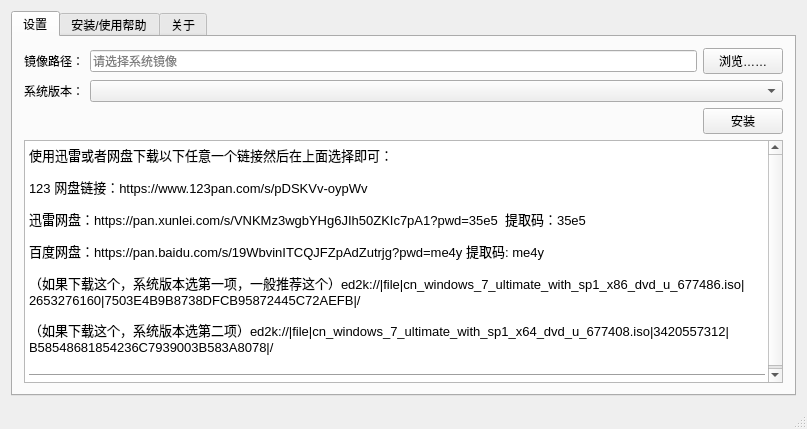
First picture: the form in VM-source/mainwindow.ui, repository gfdgd-xi/deep-wine-runner, before the edit.
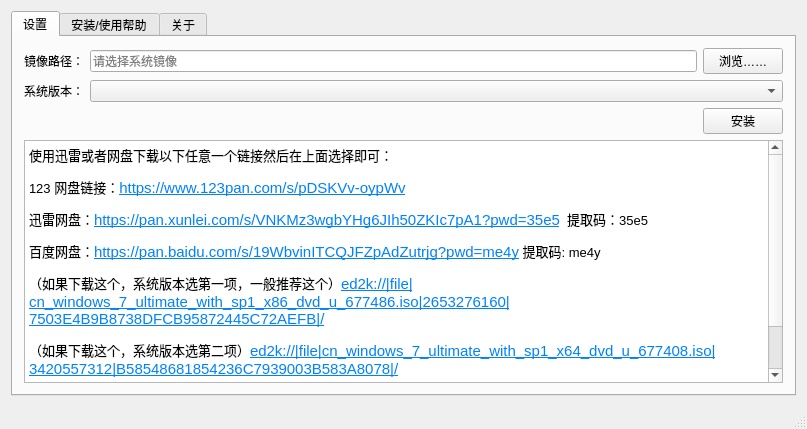
Second picture: the form after the edit. The open tabs and pages were chosen to show the change. Icons and pictures are not drawn.

The edit to the form file:
```diff
--- a/VM-source/mainwindow.ui
+++ b/VM-source/mainwindow.ui
@@ -128,11 +128,12 @@
 p, li { white-space: pre-wrap; }
 &lt;/style&gt;&lt;/head&gt;&lt;body style=&quot; font-family:'Noto Sans CJK SC'; font-size:10.5pt; font-weight:400; font-style:normal;&quot;&gt;
 &lt;p style=&quot; margin-top:12px; margin-bottom:12px; margin-left:0px; margin-right:0px; -qt-block-indent:0; text-indent:0px;&quot;&gt;&lt;span style=&quot; font-size:10pt;&quot;&gt;使用迅雷或者网盘下载以下任意一个链接然后在上面选择即可：&lt;/span&gt;&lt;/p&gt;
-&lt;p style=&quot; margin-top:12px; margin-bottom:12px; margin-left:0px; margin-right:0px; -qt-block-indent:0; text-indent:0px;&quot;&gt;&lt;span style=&quot; font-size:10pt;&quot;&gt;123 网盘链接：https://www.123pan.com/s/pDSKVv-oypWv&lt;/span&gt;&lt;/p&gt;
-&lt;p style=&quot; margin-top:12px; margin-bottom:12px; margin-left:0px; margin-right:0px; -qt-block-indent:0; text-indent:0px;&quot;&gt;&lt;span style=&quot; font-size:10pt;&quot;&gt;迅雷网盘：https://pan.xunlei.com/s/VNKMz3wgbYHg6JIh50ZKIc7pA1?pwd=35e5  提取码：35e5&lt;/span&gt;&lt;/p&gt;
-&lt;p style=&quot; margin-top:12px; margin-bottom:12px; margin-left:0px; margin-right:0px; -qt-block-indent:0; text-indent:0px;&quot;&gt;&lt;span style=&quot; font-size:10pt;&quot;&gt;百度网盘：https://pan.baidu.com/s/19WbvinITCQJFZpAdZutrjg?pwd=me4y 提取码: me4y&lt;/span&gt;&lt;/p&gt;
-&lt;p style=&quot; margin-top:12px; margin-bottom:12px; margin-left:0px; margin-right:0px; -qt-block-indent:0; text-indent:0px;&quot;&gt;&lt;span style=&quot; font-size:10pt;&quot;&gt;（如果下载这个，系统版本选第一项，一般推荐这个）ed2k://|file|cn_windows_7_ultimate_with_sp1_x86_dvd_u_677486.iso|2653276160|7503E4B9B8738DFCB95872445C72AEFB|/&lt;/span&gt;&lt;/p&gt;
-&lt;p style=&quot; margin-top:12px; margin-bottom:12px; margin-left:0px; margin-right:0px; -qt-block-indent:0; text-indent:0px;&quot;&gt;&lt;span style=&quot; font-size:10pt;&quot;&gt;（如果下载这个，系统版本选第二项）ed2k://|file|cn_windows_7_ultimate_with_sp1_x64_dvd_u_677408.iso|3420557312|B58548681854236C7939003B583A8078|/&lt;/span&gt;&lt;/p&gt;
+&lt;p style=&quot; margin-top:12px; margin-bottom:12px; margin-left:0px; margin-right:0px; -qt-block-indent:0; text-indent:0px;&quot;&gt;&lt;span style=&quot; font-size:10pt;&quot;&gt;123 网盘链接：&lt;/span&gt;&lt;a href=&quot;https://www.123pan.com/s/pDSKVv-oypWv&quot;&gt;&lt;span style=&quot; font-size:11pt; text-decoration: underline; color:#0082fa;&quot;&gt;https://www.123pan.com/s/pDSKVv-oypWv&lt;/span&gt;&lt;/a&gt;&lt;/p&gt;
+&lt;p style=&quot; margin-top:12px; margin-bottom:12px; margin-left:0px; margin-right:0px; -qt-block-indent:0; text-indent:0px;&quot;&gt;&lt;span style=&quot; font-size:10pt;&quot;&gt;迅雷网盘：&lt;/span&gt;&lt;a href=&quot;https://pan.xunlei.com/s/VNKMz3wgbYHg6JIh50ZKIc7pA1?pwd=35e5&quot;&gt;&lt;span style=&quot; font-size:11pt; text-decoration: underline; color:#0082fa;&quot;&gt;https://pan.xunlei.com/s/VNKMz3wgbYHg6JIh50ZKIc7pA1?pwd=35e5&lt;/span&gt;&lt;/a&gt;&lt;span style=&quot; font-size:10pt;&quot;&gt;  提取码：35e5&lt;/span&gt;&lt;/p&gt;
+&lt;p style=&quot; margin-top:12px; margin-bottom:12px; margin-left:0px; margin-right:0px; -qt-block-indent:0; text-indent:0px;&quot;&gt;&lt;span style=&quot; font-size:10pt;&quot;&gt;百度网盘：&lt;/span&gt;&lt;a href=&quot;https://pan.baidu.com/s/19WbvinITCQJFZpAdZutrjg?pwd=me4y&quot;&gt;&lt;span style=&quot; font-size:11pt; text-decoration: underline; color:#0082fa;&quot;&gt;https://pan.baidu.com/s/19WbvinITCQJFZpAdZutrjg?pwd=me4y&lt;/span&gt;&lt;/a&gt;&lt;span style=&quot; font-size:10pt;&quot;&gt; 提取码: me4y&lt;/span&gt;&lt;/p&gt;
+&lt;p style=&quot; margin-top:12px; margin-bottom:12px; margin-left:0px; margin-right:0px; -qt-block-indent:0; text-indent:0px;&quot;&gt;&lt;span style=&quot; font-size:10pt;&quot;&gt;（如果下载这个，系统版本选第一项，一般推荐这个）&lt;/span&gt;&lt;a href=&quot;ed2k://|file|cn_windows_7_ultimate_with_sp1_x86_dvd_u_677486.iso|2653276160|7503E4B9B8738DFCB95872445C72AEFB|/&quot;&gt;&lt;span style=&quot; font-size:11pt; text-decoration: underline; color:#0082fa;&quot;&gt;ed2k://|file|cn_windows_7_ultimate_with_sp1_x86_dvd_u_677486.iso|2653276160|7503E4B9B8738DFCB95872445C72AEFB|/&lt;/span&gt;&lt;/a&gt;&lt;/p&gt;
+&lt;p style=&quot; margin-top:12px; margin-bottom:12px; margin-left:0px; margin-right:0px; -qt-block-indent:0; text-indent:0px;&quot;&gt;&lt;span style=&quot; font-size:10pt;&quot;&gt;（如果下载这个，系统版本选第二项）&lt;/span&gt;&lt;a href=&quot;ed2k://|file|cn_windows_7_ultimate_with_sp1_x64_dvd_u_677408.iso|3420557312|B58548681854236C7939003B583A8078|/&quot;&gt;&lt;span style=&quot; font-size:11pt; text-decoration: underline; color:#0082fa;&quot;&gt;ed2k://|file|cn_windows_7_ultimate_with_sp1_x64_dvd_u_677408.iso|3420557312|B58548681854236C7939003B583A8078|/&lt;/span&gt;&lt;/a&gt;&lt;/p&gt;
+&lt;p style=&quot; margin-top:12px; margin-bottom:12px; margin-left:0px; margin-right:0px; -qt-block-indent:0; text-indent:0px;&quot;&gt;&lt;span style=&quot; font-size:10pt;&quot;&gt;RacoonGX 资源镜像站：&lt;/span&gt;&lt;a href=&quot;https://n.racoongx.cn/&quot;&gt;&lt;span style=&quot; font-size:11pt; text-decoration: underline; color:#0082fa;&quot;&gt;https://n.racoongx.cn/&lt;/span&gt;&lt;/a&gt;&lt;/p&gt;
 &lt;hr /&gt;&lt;/body&gt;&lt;/html&gt;</string>
           </property>
          </widget>
```
Left out of the diff: 6 changed lines with no effect on the pictures.
